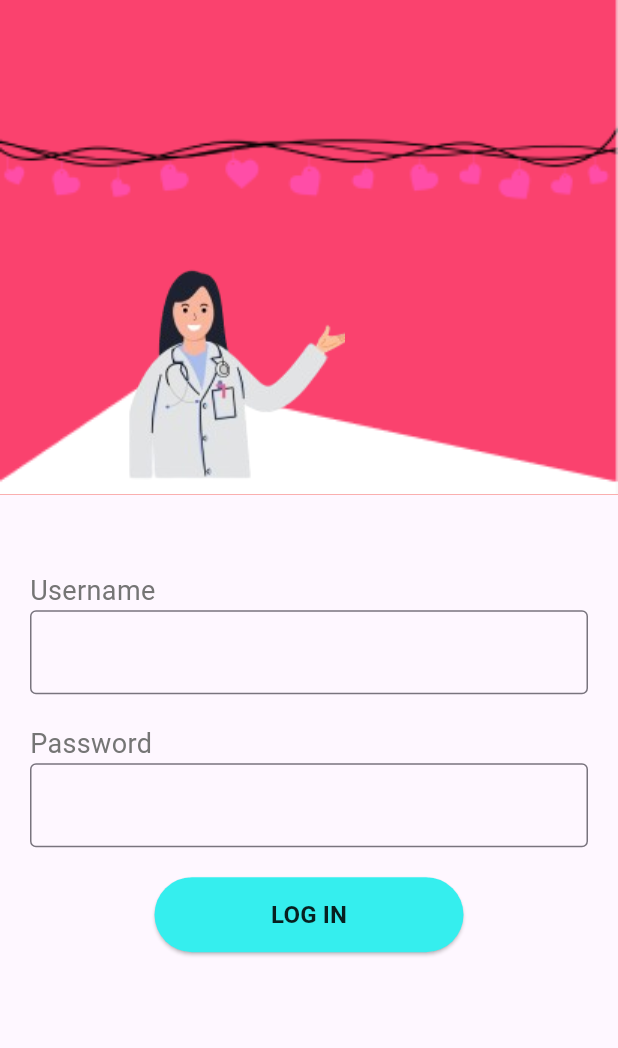
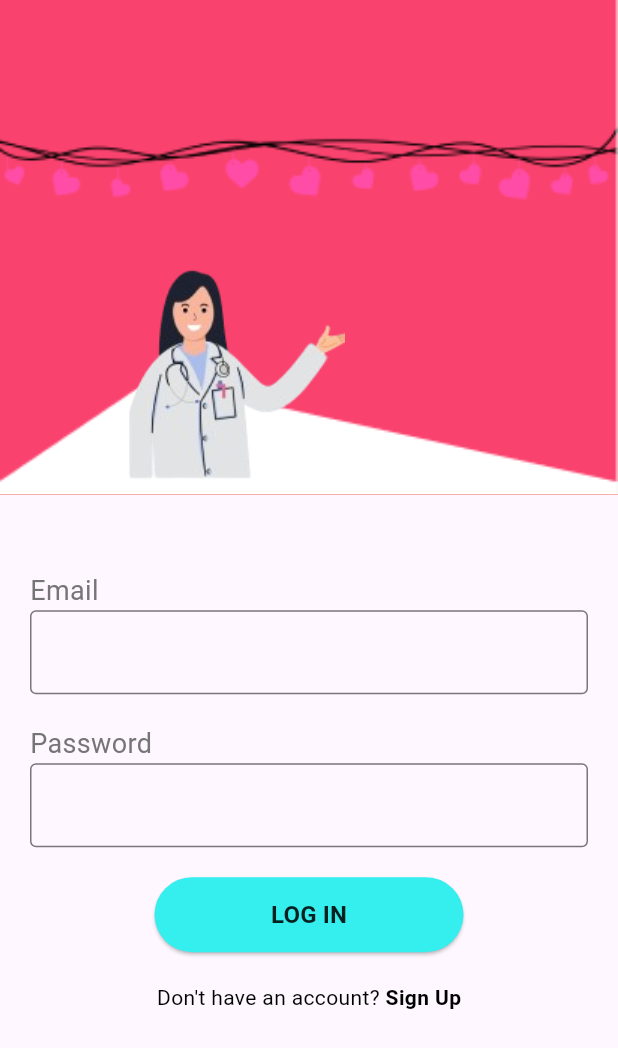
Before and after one commit to Marium22222/Poly-Forensic, a Flutter app: the LoginScreen screen opened directly, on a phone screen of 412 x 824 dp. Shown: the top 1048 px of the screen. Run offline on Flutter 3.47's test engine with Material 3 defaults, Android fonts, the phone set to English and light mode, and no system bars; our stand-ins replace carousel_slider, cloud_firestore, firebase_auth, firebase_core, firebase_storage, flutter_image_compress and 4 more; missing offline and left inert: dart:ffi; accounts and stored records are empty; Roboto replaces fonts that are missing (Times New Roman).

Commit message:
updates - 28/3/2024

```diff
--- a/lib/Screens/marium screens/second_start_screen.dart
+++ b/lib/Screens/marium screens/second_start_screen.dart
@@ -48,7 +48,7 @@ class _SecondStartState extends State<SecondStart> {
                   height: screenHeight*0.5,
                   decoration: BoxDecoration(
                       image: DecorationImage(
-                          image: AssetImage("images/pcos.webp")
+                          image: AssetImage("assets/images/pcos.webp")
                       )
                   ),
                 ),
--- a/lib/Screens/marium screens/start_screen.dart
+++ b/lib/Screens/marium screens/start_screen.dart
@@ -40,7 +40,7 @@ backgroundColor: Colors.black,
                   child: Container(
                     decoration: BoxDecoration(
                         image: DecorationImage(
-                            image: AssetImage("images/poly.png",
+                            image: AssetImage("assets/images/poly.png",
                             ), fit: BoxFit.cover
 
                         )
--- a/lib/main.dart
+++ b/lib/main.dart
@@ -14,5 +14,5 @@
 void main() async {
   WidgetsFlutterBinding.ensureInitialized();
   await Firebase.initializeApp();
-  runApp(MaterialApp(home: Dashboard(),));
+  runApp(MaterialApp(home: Start(),));
 }
--- a/lib/screens/loginScreen.dart
+++ b/lib/screens/loginScreen.dart
@@ -2,6 +2,8 @@ import 'package:flutter/material.dart';
 import 'package:firebase_auth/firebase_auth.dart';
 import 'package:poly_forensic/screens/ResultsScreen.dart';
 import 'package:poly_forensic/screens/SignUp.dart';
+import 'package:poly_forensic/screens/dashboard.dart';
+import 'package:poly_forensic/screens/home.dart';
 
 import '../globals.dart';
 import '../reusable_widgets/reusable_widgets.dart';
@@ -61,7 +63,7 @@ class _LoginScreenState extends State<LoginScreen> {
                       crossAxisAlignment: CrossAxisAlignment.start,
                       children: [
                         Text(
-                          "Username",
+                          "Email",
                           style: TextStyle(
                               fontSize: 18,
                               color: Colors.grey[600],
@@ -101,29 +103,33 @@ class _LoginScreenState extends State<LoginScreen> {
                             MaterialPageRoute(builder: (context) => BlogsAdminScreen()));
                       }
                       else{
-                        login =_emailTextController.text;
+                        globals.login =_emailTextController.text;
                         Navigator.push(context,
-                            MaterialPageRoute(builder: (context) => ResultsScreen()));
+                            MaterialPageRoute(builder: (context) => Dashboard()));
                       }
                     }).onError((error, stackTrace) {
                       print("Error ${error.toString()}");
                     });
                   }),
-                  // signUpOption()
-                  // SizedBox(
-                  //   width:150,
-                  //   height: 50,
-                  //   child: ElevatedButton(
-                  //     onPressed: () {
-                  //
-                  //
-                  //     },
-                  //     child: Text("LOGIN",style: TextStyle(fontWeight: FontWeight.bold,fontSize: 18),),
-                  //     style: ButtonStyle(backgroundColor:MaterialStatePropertyAll<Color>(Colors.black)
-                  //
-                  //     ),
-                  //   ),
-                  // )
+
+                  Row(
+                    mainAxisAlignment: MainAxisAlignment.center,
+                    children: [
+                      const Text("Don't have an account?",
+                        style: TextStyle(color: Colors.black),
+                      ),
+                      GestureDetector(
+                        onTap: () {
+                          Navigator.push(context,
+                              MaterialPageRoute(builder: (context) => SignUpScreen()));
+                        },
+                        child: const Text(
+                          ' Sign Up',
+                          style: TextStyle(color: Colors.black, fontWeight: FontWeight.bold),
+                        ),
+                      )
+                    ],
+                  ),
                 ],
               ),
             ),
@@ -133,24 +139,4 @@ class _LoginScreenState extends State<LoginScreen> {
     );
   }
 
-  // Row signUpOption() {
-  //   return Row(
-  //     mainAxisAlignment: MainAxisAlignment.center,
-  //     children: [
-  //       const Text("Don't have an account?",
-  //         style: TextStyle(color: Colors.black),
-  //       ),
-  //       GestureDetector(
-  //         onTap: () {
-  //           Navigator.push(context,
-  //               MaterialPageRoute(builder: (context) => SignUpScreen()));
-  //         },
-  //         child: const Text(
-  //           ' Sign Up',
-  //           style: TextStyle(color: Colors.white, fontWeight: FontWeight.bold),
-  //         ),
-  //       )
-  //     ],
-  //   );
-  // }
 }
```
Also changed, not shown: lib/Screens/SignUp.dart (+5 -6 lines), lib/Screens/dashboard.dart (+19 -3 lines), lib/Screens/marium screens/third_start_screen.dart (+6 -5 lines).
